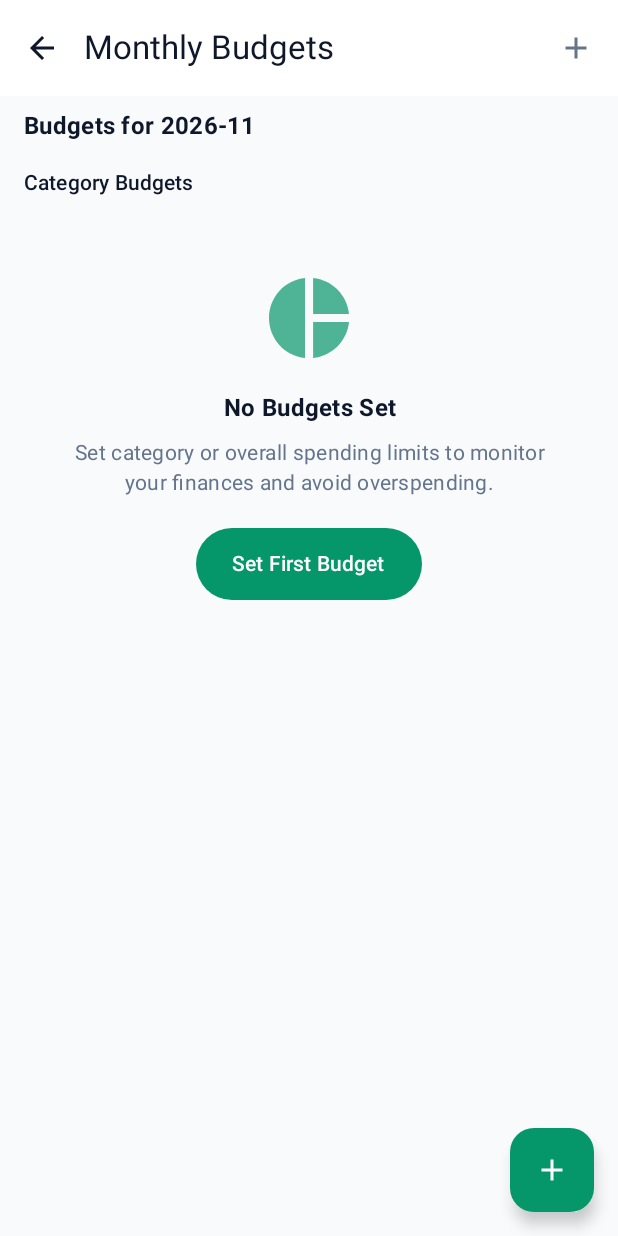
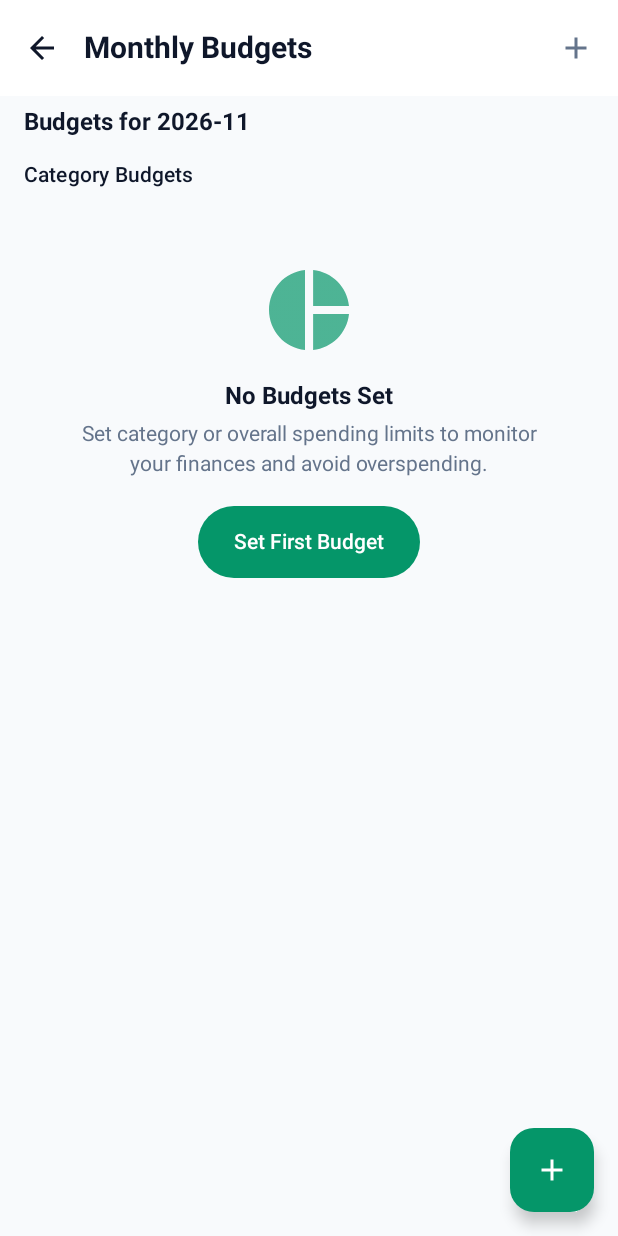
Before and after one commit to flexblesoftware/spendwise, an Android app built with Jetpack Compose: the screen it shows after launch (MainActivity), after a tap on "Budgets", on a phone screen of 412 x 824 dp. Run offline under Robolectric (Android 15) with nearby library versions, the phone set to English and light mode, and no system bars; our stand-ins replace Dagger/Hilt's generated code, Room's generated code; 7 statements that could not run were skipped.

Commit message:
feat(ui): typography, session persistence test, persistent keystore & fonts packaging in CI

```diff
--- a/app/src/main/java/com/shahid/spendwise/ui/MainActivity.kt
+++ b/app/src/main/java/com/shahid/spendwise/ui/MainActivity.kt
@@ -16,6 +16,7 @@ import androidx.compose.ui.text.font.FontWeight
 import androidx.compose.ui.unit.dp
 import androidx.fragment.app.FragmentActivity
 import androidx.navigation.compose.rememberNavController
+import com.shahid.spendwise.auth.repository.AuthRepository
 import com.shahid.spendwise.data.repository.PreferencesRepository
 import com.shahid.spendwise.security.BiometricHelper
 import com.shahid.spendwise.ui.navigation.SpendWiseNavGraph
@@ -31,6 +32,9 @@ class MainActivity : FragmentActivity() {
 
     @Inject
     lateinit var updateManager: UpdateManager
+
+    @Inject
+    lateinit var authRepository: AuthRepository
 
     @Inject
     lateinit var preferencesRepository: PreferencesRepository
@@ -51,8 +55,9 @@ class MainActivity : FragmentActivity() {
                 val updateState by updateManager.updateState.collectAsState()
                 var isAppUnlocked by remember { mutableStateOf(!preferencesRepository.isUnlockRequired()) }
 
-                // Check for updates automatically on app open
+                // Silent session restore & background update check on app launch
                 LaunchedEffect(Unit) {
+                    authRepository.checkAndRefreshSession()
                     updateManager.checkForUpdates(forceCheck = false)
                 }
 
--- a/app/src/main/java/com/shahid/spendwise/ui/theme/Theme.kt
+++ b/app/src/main/java/com/shahid/spendwise/ui/theme/Theme.kt
@@ -63,6 +63,7 @@ fun SpendWiseTheme(
 
     MaterialTheme(
         colorScheme = colorScheme,
+        typography = SpendWiseTypography,
         content = content
     )
 }
--- /dev/null
+++ b/app/src/main/java/com/shahid/spendwise/ui/theme/Type.kt
@@ -0,0 +1,54 @@
+package com.shahid.spendwise.ui.theme
+
+import androidx.compose.material3.Typography
+import androidx.compose.ui.text.TextStyle
+import androidx.compose.ui.text.font.FontWeight
+import androidx.compose.ui.unit.sp
+
+val SpendWiseTypography = Typography(
+    displayLarge = TextStyle(
+        fontWeight = FontWeight.Bold,
+        fontSize = 38.sp,
+        lineHeight = 44.sp
+    ),
+    headlineMedium = TextStyle(
+        fontWeight = FontWeight.SemiBold,
+        fontSize = 24.sp,
+        lineHeight = 32.sp
+    ),
+    titleLarge = TextStyle(
+        fontWeight = FontWeight.Bold,
+        fontSize = 20.sp,
+        lineHeight = 28.sp
+    ),
+    titleMedium = TextStyle(
+        fontWeight = FontWeight.SemiBold,
+        fontSize = 16.sp,
+        lineHeight = 24.sp
+    ),
+    bodyLarge = TextStyle(
+        fontWeight = FontWeight.Normal,
+        fontSize = 16.sp,
+        lineHeight = 24.sp
+    ),
+    bodyMedium = TextStyle(
+        fontWeight = FontWeight.Normal,
+        fontSize = 14.sp,
+        lineHeight = 20.sp
+    ),
+    bodySmall = TextStyle(
+        fontWeight = FontWeight.Normal,
+        fontSize = 12.sp,
+        lineHeight = 16.sp
+    ),
+    labelLarge = TextStyle(
+        fontWeight = FontWeight.Medium,
+        fontSize = 14.sp,
+        lineHeight = 20.sp
+    ),
+    labelSmall = TextStyle(
+        fontWeight = FontWeight.Medium,
+        fontSize = 11.sp,
+        lineHeight = 16.sp
+    )
+)
```
Also changed, not shown: 2 other files.
